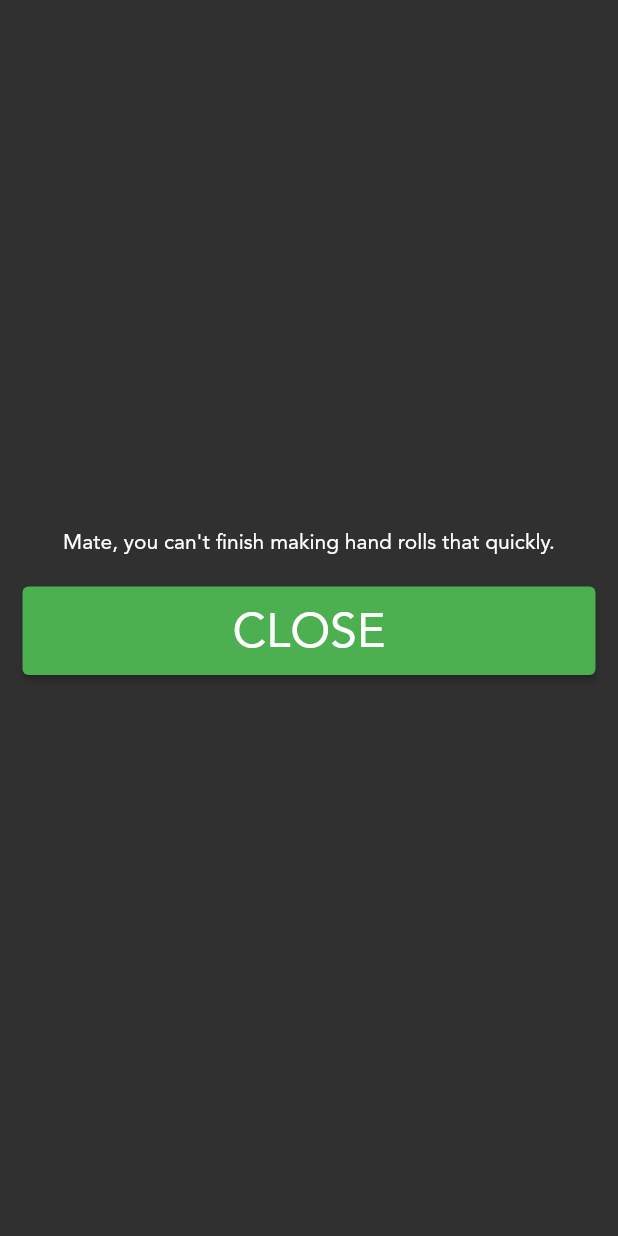
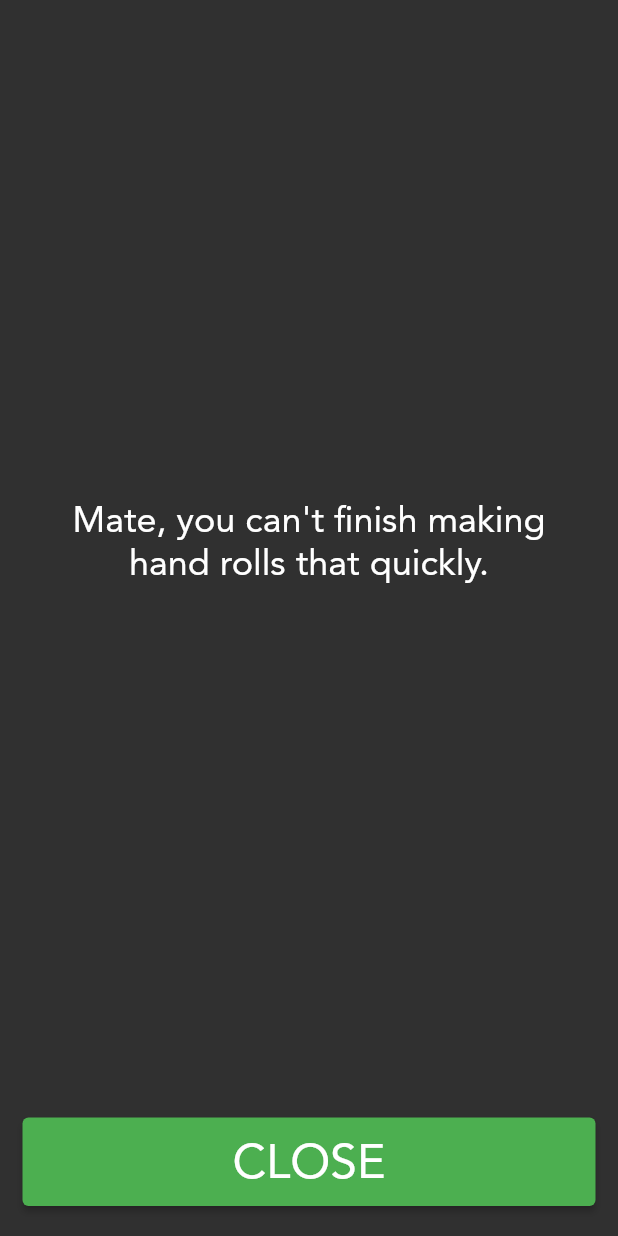
Before and after one commit to G-Tang2/sushi-stopwatch, a Flutter app: the StopWatchPage screen opened directly with empty values, after a tap on "STOP", on a phone screen of 412 x 824 dp. Run offline on Flutter 3.47's test engine with Material 2 defaults, Android fonts, the light colour scheme and no system bars; our stand-ins replace audioplayers.

Commit message:
Results pages displays time and pace

```diff
--- a/lib/page/results_page.dart
+++ b/lib/page/results_page.dart
@@ -4,29 +4,78 @@ import 'package:sushi_stopwatch/widget/formatted_time.dart';
 class ResultsPage extends StatelessWidget {
   static const String route = '/results';
   final Duration _duration;
+  final double _secondsPerRoll;
   final double _numberOfRolls;
 
-  const ResultsPage(this._duration, this._numberOfRolls, {Key? key})
+  const ResultsPage(this._duration, this._secondsPerRoll, this._numberOfRolls,
+      {Key? key})
       : super(key: key);
 
+  Widget outcome() {
+    final actualSecondsPerRoll = (_duration.inSeconds / _numberOfRolls).round();
+    final paceDifference = actualSecondsPerRoll - _secondsPerRoll.round();
+    final rollsPerHour = ((60 * 60) / actualSecondsPerRoll).round();
+    String result = paceDifference <= 0 ? "PASSED" : "FAILED";
+    return Container(
+      margin: const EdgeInsets.all(35),
+      child: Column(children: [
+        Container(
+            margin: const EdgeInsets.only(bottom: 70),
+            child: Text(
+              result,
+              style: TextStyle(
+                  color: paceDifference <= 0 ? Colors.green : Colors.red,
+                  fontSize: 64),
+            )),
+        RichText(
+            text: TextSpan(
+                style: const TextStyle(height: 1.5, fontSize: 32),
+                children: <TextSpan>[
+              const TextSpan(text: 'You took '),
+              TextSpan(
+                  text: FormattedTime(_duration).formattedTime(),
+                  style: const TextStyle(color: Colors.yellowAccent)),
+              const TextSpan(text: ' to make '),
+              TextSpan(
+                  text: '${_numberOfRolls.round()} handrolls',
+                  style: TextStyle(color: Colors.purple[200])),
+              const TextSpan(text: '. That\s an average pace of '),
+              TextSpan(
+                  text: '${actualSecondsPerRoll}s/roll',
+                  style: const TextStyle(color: Colors.orange)),
+              TextSpan(
+                  text: paceDifference <= 0
+                      ? ' (${paceDifference}s/roll)'
+                      : ' (+${paceDifference}s/roll)',
+                  style: TextStyle(color: Colors.grey[400])),
+              const TextSpan(text: ', equivalent to '),
+              TextSpan(
+                  text: '$rollsPerHour rolls/hr',
+                  style: TextStyle(color: Colors.teal[200])),
+              const TextSpan(text: '.')
+            ]))
+      ]),
+    );
+  }
+
   Widget reportInfo() {
-    double secondsPerRoll;
-    int rollsPerHour;
     if (_duration.inSeconds > 5) {
-      secondsPerRoll = _duration.inSeconds / _numberOfRolls;
-      rollsPerHour = ((60 * 60) / secondsPerRoll).round();
       return Column(
         mainAxisAlignment: MainAxisAlignment.center,
         crossAxisAlignment: CrossAxisAlignment.center,
         children: <Widget>[
-          FormattedTime(_duration).buildTime(),
-          Text('${secondsPerRoll}s/roll ($rollsPerHour rolls/hr)')
+          outcome(),
         ],
       );
     } else {
-      return const Text(
-          'Mate, you can\'t finish making hand rolls that quickly.',
-          textAlign: TextAlign.center);
+      return Container(
+          alignment: Alignment.center,
+          margin: EdgeInsets.all(35),
+          child: const Text(
+            'Mate, you can\'t finish making hand rolls that quickly.',
+            textAlign: TextAlign.center,
+            style: TextStyle(fontSize: 24),
+          ));
     }
   }
 
@@ -57,7 +106,7 @@ class ResultsPage extends StatelessWidget {
               mainAxisAlignment: MainAxisAlignment.center,
               crossAxisAlignment: CrossAxisAlignment.center,
               children: <Widget>[
-            reportInfo(),
+            Expanded(child: reportInfo()),
             Container(
               child: homeButton(context),
               margin: const EdgeInsets.fromLTRB(15, 20, 15, 20),
--- a/lib/page/stopwatch_page.dart
+++ b/lib/page/stopwatch_page.dart
@@ -117,8 +117,8 @@ class _StopwatchPageState extends State<StopWatchPage> {
                 onPressed: () {
                   pauseTimer(resets: false);
                   Navigator.pushNamed(context, ResultsPage.route,
-                          arguments:
-                              ResultsArguments(_duration, widget.numberOfRolls))
+                          arguments: ResultsArguments(_duration,
+                              widget.secondsPerRoll, widget.numberOfRolls))
                       .then((value) {
                     reset();
                   });
@@ -138,7 +138,7 @@ class _StopwatchPageState extends State<StopWatchPage> {
     return Container(
         margin: const EdgeInsets.all(25),
         child: Column(children: <Widget>[
-          const Text('SETTINGS', style: const TextStyle(color: Colors.grey)),
+          const Text('SETTINGS', style: TextStyle(color: Colors.grey)),
           Text('Seconds per roll: ${widget.secondsPerRoll.round()}',
               style: const TextStyle(height: 1.5, color: Colors.grey)),
           Text('Number of rolls: ${widget.numberOfRolls.round()}',
--- a/lib/route_generator.dart
+++ b/lib/route_generator.dart
@@ -6,9 +6,10 @@ import 'package:sushi_stopwatch/page/stopwatch_page.dart';
 
 class ResultsArguments {
   final Duration duration;
+  final double secondsPerRoll;
   final double numberOfRolls;
 
-  ResultsArguments(this.duration, this.numberOfRolls);
+  ResultsArguments(this.duration, this.secondsPerRoll, this.numberOfRolls);
 }
 
 class StopwatchArguments {
@@ -38,8 +39,8 @@ class RouteGenerator {
         if (settings.arguments is ResultsArguments) {
           args = settings.arguments as ResultsArguments;
           return MaterialPageRoute(
-              builder: (context) =>
-                  ResultsPage(args.duration, args.numberOfRolls));
+              builder: (context) => ResultsPage(
+                  args.duration, args.secondsPerRoll, args.numberOfRolls));
         } else {
           return _errorRoute();
         }
--- a/lib/widget/formatted_time.dart
+++ b/lib/widget/formatted_time.dart
@@ -5,14 +5,21 @@ class FormattedTime extends StatelessWidget {
 
   const FormattedTime(this._duration, {Key? key}) : super(key: key);
 
+  String _padDigits(int n, int padLength) =>
+      n.toString().padLeft(padLength, '0');
+
+  String formattedTime() {
+    String _padDigits(int n, int padLength) =>
+        n.toString().padLeft(padLength, '0');
+    final minutes = _padDigits(_duration.inMinutes.remainder(60), 2);
+    final seconds = _padDigits(_duration.inSeconds.remainder(60), 2);
+    final milliseconds =
+        _padDigits(_duration.inMilliseconds.remainder(1000), 3);
+    return '$minutes:$seconds:$milliseconds';
+  }
+
   Widget buildTime() {
-    String padDigits(int n, int padLength) =>
-        n.toString().padLeft(padLength, '0');
-    final minutes = padDigits(_duration.inMinutes.remainder(60), 2);
-    final seconds = padDigits(_duration.inSeconds.remainder(60), 2);
-    final milliseconds = padDigits(_duration.inMilliseconds.remainder(1000), 3);
-    return Text('$minutes:$seconds:$milliseconds',
-        style: const TextStyle(fontSize: 80));
+    return Text(formattedTime(), style: const TextStyle(fontSize: 80));
   }
 
   @override
```
